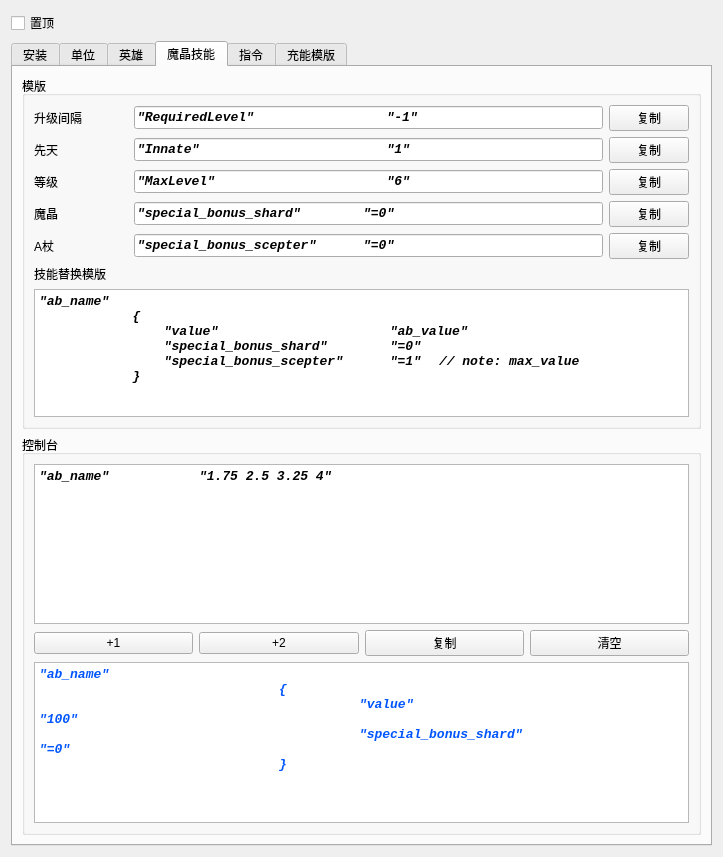
Above: untitled.ui from JeremyChim/Dota-Tool before the change. Below: the same form after it.
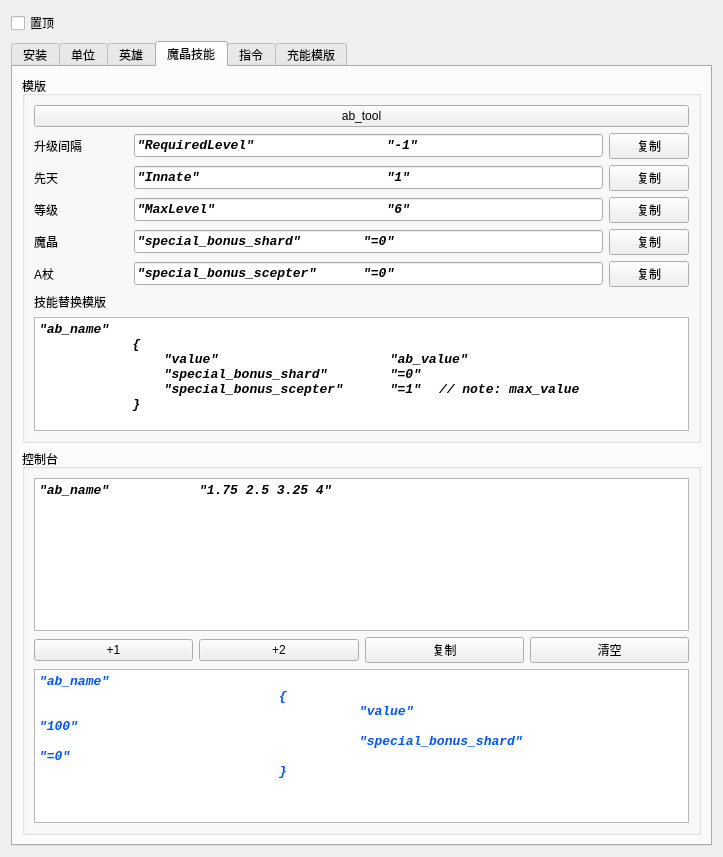
That is the form after the change. The open tabs and pages were chosen to show the change.

Commit message:
整合ab_tool进主程序
目前ab_tool线程有bug会闪退
添加 初始化单位的 XP & GOLD 代码
添加 初始化防御塔数据 代码

What changed in the file:
```diff
--- a/untitled.ui
+++ b/untitled.ui
@@ -1992,6 +1992,13 @@
           <string>模版</string>
          </property>
          <layout class="QVBoxLayout" name="verticalLayout_41">
+          <item>
+           <widget class="QPushButton" name="pushButton_3">
+            <property name="text">
+             <string>ab_tool</string>
+            </property>
+           </widget>
+          </item>
           <item>
            <layout class="QVBoxLayout" name="verticalLayout_9">
             <item>
```
The commit also changes 4 other files.
